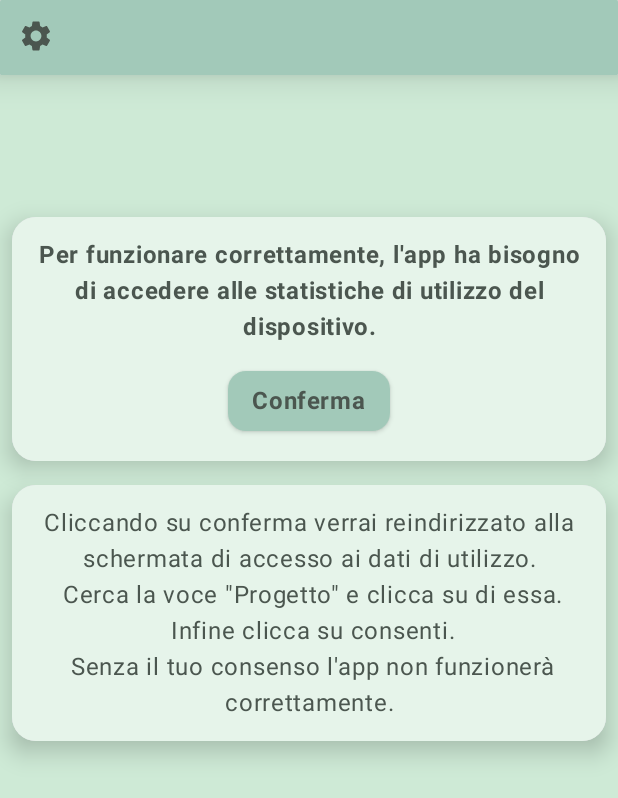
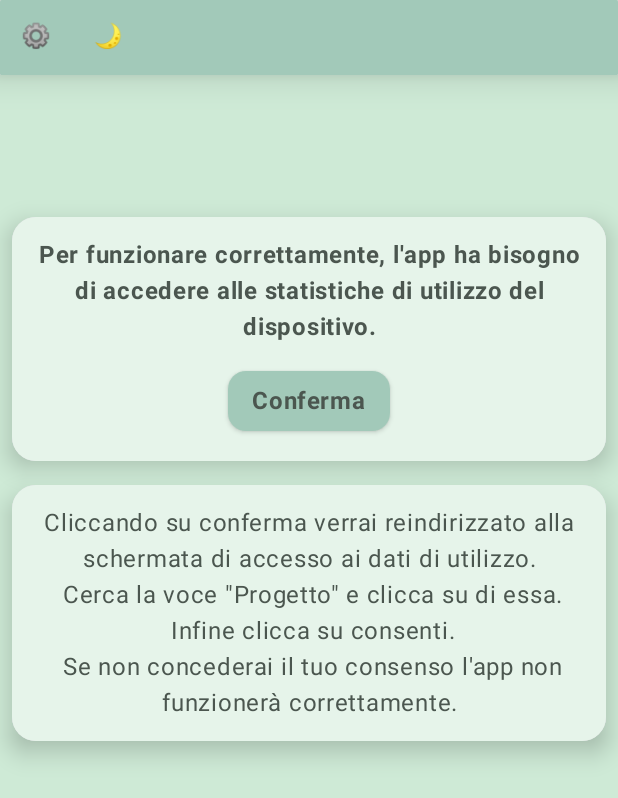
Before and after one commit to gabrielefuoco/tirocinio, an Android app built with Jetpack Compose: the screen it shows after launch (MainActivity), on a phone screen of 412 x 824 dp. Shown: the top 798 px of the screen. Run offline under Robolectric (Android 15) with nearby library versions, the phone set to English and light mode, and no system bars; libraries missing offline, so code that uses them is left out: com.chaquo.python; 5 statements that could not run were skipped.

Commit message:
progetto tirocinio

```diff
--- a/app/build.gradle
+++ b/app/build.gradle
@@ -69,8 +69,8 @@ android {
 
 apply plugin: "kotlin-kapt"
 dependencies {
-    implementation "androidx.work:work-runtime-ktx:2.7.1"
-
+    implementation "androidx.work:work-runtime-ktx:2.8.1"
+    implementation "io.coil-kt:coil-compose:2.4.0"
     implementation 'androidx.core:core-ktx:1.8.0'
     implementation 'androidx.lifecycle:lifecycle-runtime-ktx:2.3.1'
     implementation 'androidx.activity:activity-compose:1.5.1'
--- a/app/src/main/java/com/progetto/stats/MainActivity.kt
+++ b/app/src/main/java/com/progetto/stats/MainActivity.kt
@@ -1,36 +1,40 @@
 package com.progetto.stats
 
+import android.content.Intent
 import android.os.Bundle
 import androidx.activity.ComponentActivity
 import androidx.activity.compose.setContent
-import com.chaquo.python.Python
-import com.chaquo.python.android.AndroidPlatform
 import com.progetto.stats.ui.pages.MainBody
 import com.progetto.stats.util.Helper
-import com.progetto.stats.util.db.CalculatedDBStats
-import com.progetto.stats.util.db.Db_Stats
 
 
 class MainActivity : ComponentActivity() {
-    val calculatedDBStats = CalculatedDBStats(this, null)
-    var usageStatsList=mutableListOf<Db_Stats<String, Long, Long, Long,String>>()
+    val helper=Helper(this)
 
     override fun onCreate(savedInstanceState: Bundle?) {
         super.onCreate(savedInstanceState)
         setContent {
             MainBody(this).scaffold()
         }
-        if( !Python.isStarted() ) {
-            Python.start( AndroidPlatform( this ) )
-        }
-        Helper(this).schedulePeriodicAddToDBWorker()
-        usageStatsList= calculatedDBStats.getAllUsageStats().toMutableList()
 
+
+        helper.startPython()
+
+        helper.schedulePeriodicAddToDBWorker()
+
+
+    }
+
+    //se esiste un'istanza dell'attività  in cima all'attuale task
+    // andorid invierà i dati dell'intent tramite questa fun
+    override fun onNewIntent(intent: Intent?) {
+        super.onNewIntent(intent)
+        helper.schedulePeriodicAddToDBWorker()
     }
 
     override fun onResume(){
         super.onResume()
-        if(Helper(this).permissionCheck()){
+        if(helper.permissionCheck()){
             setContent {
                 MainBody(this).scaffold()
             }
--- a/app/src/main/java/com/progetto/stats/ui/pages/FirstLogin.kt
+++ b/app/src/main/java/com/progetto/stats/ui/pages/FirstLogin.kt
@@ -86,7 +86,7 @@ object FirstLogin {
                 ) {
                     Text(
                         text = "Cliccando su conferma verrai reindirizzato alla schermata di accesso ai dati di utilizzo.\n Cerca la voce \"Progetto\" " +
-                                "e clicca su di essa.\n Infine clicca su consenti.\n Senza il tuo consenso l'app non funzionerà correttamente.",
+                                "e clicca su di essa.\n Infine clicca su consenti.\n Se non concederai il tuo consenso l'app non funzionerà correttamente.",
                         style = MaterialTheme.typography.bodyLarge,
                         textAlign = TextAlign.Center,
                         modifier = Modifier.fillMaxWidth()
--- a/app/src/main/java/com/progetto/stats/ui/pages/MainBody.kt
+++ b/app/src/main/java/com/progetto/stats/ui/pages/MainBody.kt
@@ -30,7 +30,6 @@ import androidx.compose.material.IconButton
 import androidx.compose.material.icons.Icons
 import androidx.compose.material.icons.filled.KeyboardArrowDown
 import androidx.compose.material.icons.filled.KeyboardArrowUp
-import androidx.compose.material.icons.filled.Settings
 import androidx.compose.material3.Card
 import androidx.compose.material3.CardDefaults
 import androidx.compose.material3.ExperimentalMaterial3Api
@@ -66,17 +65,21 @@ class MainBody(val context: Context) {
     val packageManager: PackageManager = context.getPackageManager()
     val calculatedDBStats = CalculatedDBStats(context, null)
 
-
-
-
-
+    @Composable
+    fun body(loginPage : Boolean = false){
+        if(!Helper(context).permissionCheck()||loginPage){
+            FirstLogin.firstLoginPage(context = context)}
+        else if (Build.VERSION.SDK_INT >= Build.VERSION_CODES.Q && !loginPage) {
+            StatsList()
+        }
+    }
 
     @SuppressLint("UnusedMaterial3ScaffoldPaddingParameter")
     @OptIn(ExperimentalMaterial3Api::class)
     @Composable
     fun scaffold(){
         var darkTheme by rememberSaveable { mutableStateOf(false) }
-
+        var loginPage by rememberSaveable { mutableStateOf(false)}
         ProgettoTheme(darkTheme = darkTheme){
             Surface(
                 modifier = Modifier.fillMaxSize(),
@@ -84,13 +87,17 @@ class MainBody(val context: Context) {
             ) {
                 Scaffold(
                     topBar = {
-                        TopBar(onClick = { darkTheme = !darkTheme })
-                    }
+                        TopBar(onClick = {
+                            loginPage = !loginPage
+                        },
+                            onClick2 = {darkTheme = !darkTheme},
+                            darkTheme=darkTheme
+                        )}
 
                 ) {it->
                     Column {
                         Spacer(modifier = Modifier.padding(vertical = (it.calculateTopPadding()/3)*2 ))
-                        body()
+                        body(loginPage=loginPage)
                     }
                 }
             }
@@ -98,7 +105,7 @@ class MainBody(val context: Context) {
     }
 
     @Composable
-    fun TopBar(onClick: () -> Unit ) {
+    fun TopBar(onClick: () -> Unit, onClick2: () -> Unit , darkTheme: Boolean=false) {
         Card(
             shape = RoundedCornerShape(1.dp),
             elevation = CardDefaults.cardElevation(
@@ -113,23 +120,17 @@ class MainBody(val context: Context) {
             ) {
                 IconButton(onClick = onClick, modifier = Modifier)
                 {
-                    Icon(Icons.Filled.Settings, contentDescription = "", tint = MaterialTheme.colorScheme.onSurface)
+                    Text(text = "⚙️")
                 }
-
-
+                IconButton(onClick = onClick2, modifier = Modifier)
+                {
+                   if(!darkTheme)Text(text = "\uD83C\uDF19") else Text(text = "☀️")
+                     }
             }
         }
     }
 
-    @Composable
-    fun body(){
-        if(!Helper(context).permissionCheck()){
-            FirstLogin.firstLoginPage(context = context)}
-        else if (Build.VERSION.SDK_INT >= Build.VERSION_CODES.Q) {
-            StatsList()
-        }
 
-    }
 
     @Composable
     fun batteriaCard() {
@@ -166,7 +167,10 @@ class MainBody(val context: Context) {
                 }
             }
 
-            Column (modifier= Modifier.padding(12.dp).align(Alignment.BottomStart), ){
+            //DA MODIFICARE COI VALORI CALCOLATI
+            Column (modifier= Modifier
+                .padding(12.dp)
+                .align(Alignment.BottomStart), ){
                 Row( verticalAlignment = Alignment.Bottom) {
                     Text(text ="8", color = Color.White,fontSize = 54.sp, modifier = Modifier.alignBy(
                         FirstBaseline
@@ -282,7 +286,6 @@ class MainBody(val context: Context) {
                 }
                 if (expanded) {
                     if(foregroundTimeInMillis!=0L){
-
                         Text(
                             text = "Tempo in primo piano: $foregroundTimeInMinutes minuti e $foregroundTimeInSeconds secondi",
                             color = MaterialTheme.colorScheme.onSurface,
--- a/app/src/main/java/com/progetto/stats/util/BatteryData.kt
+++ b/app/src/main/java/com/progetto/stats/util/BatteryData.kt
@@ -38,8 +38,8 @@ object BatteryData {
 
     fun getBatteryPercentage(context: Context): Int {
         val batteryManager = context.getSystemService(ComponentActivity.BATTERY_SERVICE) as BatteryManager
-        val batteryInfo = batteryManager.getIntProperty(BatteryManager.BATTERY_PROPERTY_CAPACITY)
-        return batteryInfo
+        val batteryPercentage = batteryManager.getIntProperty(BatteryManager.BATTERY_PROPERTY_CAPACITY)
+        return batteryPercentage
     }
 
 
--- a/app/src/main/java/com/progetto/stats/util/Helper.kt
+++ b/app/src/main/java/com/progetto/stats/util/Helper.kt
@@ -5,15 +5,19 @@ import android.content.Context
 import android.content.pm.PackageManager
 import android.util.Log
 import androidx.activity.ComponentActivity
+import androidx.work.BackoffPolicy
+import androidx.work.Constraints
 import androidx.work.ExistingPeriodicWorkPolicy
 import androidx.work.PeriodicWorkRequestBuilder
 import androidx.work.WorkManager
 import com.chaquo.python.PyObject
 import com.chaquo.python.Python
+import com.chaquo.python.android.AndroidPlatform
 import com.progetto.stats.util.db.AddToDBWorker
 import java.util.concurrent.TimeUnit
 
 class Helper(val context: Context) {
+     val INTERVALLOCAMPIONAMENTO:Long =15
 
     fun permissionCheck():Boolean{
         try {
@@ -31,7 +35,8 @@ class Helper(val context: Context) {
         }
     }
 
-    fun provaSK(){
+
+    fun provaScikitLearn(){
         val python = Python.getInstance()
         val pythonFile = python.getModule("prova")
         val calcolaErroreMedioAssoluto = pythonFile.callAttr("calcola_errore_medio_assoluto") as PyObject
@@ -41,9 +46,25 @@ class Helper(val context: Context) {
 
 
     fun schedulePeriodicAddToDBWorker() {
-        val addToDBWorkRequest = PeriodicWorkRequestBuilder<AddToDBWorker>(15, TimeUnit.MINUTES).build()
+        val constraints = Constraints.Builder()
+            .setRequiresCharging(true)
+            .build()
+
+        val addToDBWorkRequest = PeriodicWorkRequestBuilder<AddToDBWorker>(INTERVALLOCAMPIONAMENTO, TimeUnit.MINUTES)
+            .setConstraints(constraints)
+            .setBackoffCriteria(
+                BackoffPolicy.LINEAR,
+                1, TimeUnit.MINUTES)
+            .build()
+
         WorkManager.getInstance(context)
-            .enqueueUniquePeriodicWork("addToDBWork", ExistingPeriodicWorkPolicy.KEEP, addToDBWorkRequest)
+            .enqueueUniquePeriodicWork("addToDBWorker", ExistingPeriodicWorkPolicy.KEEP, addToDBWorkRequest)
+    }
+
+    fun startPython(){
+        if( !Python.isStarted() ) {
+            Python.start( AndroidPlatform( context ) )
+        }
     }
 
 }
--- a/app/src/main/java/com/progetto/stats/util/UsageStats.kt
+++ b/app/src/main/java/com/progetto/stats/util/UsageStats.kt
@@ -11,6 +11,7 @@ import java.util.Calendar
 object UsageStats {
 
 
+    //restituisce tutte le statistiche di utilizzo delle ultime 24 ore circa
     @RequiresApi(Build.VERSION_CODES.Q)
     fun getUsageStatsList(context: Context): Map<String, UsageStats> {
         val usm = context.getSystemService(Context.USAGE_STATS_SERVICE) as UsageStatsManager
@@ -29,6 +30,7 @@ object UsageStats {
 
 
 /*
+        DEPRECATO PERCHE' NON RIESCO A CALCOLARE IL TEMPO IN BACKGROUND
         fun getAppStats(context: Context, minuti: Int = 60): List<Db_Stats<String, Long, Long, Long, String>> {
         val foregroundStats = getAppInForeground(context, minuti)
         val backgroundStats = getAppInBackground(context, minuti)
--- a/app/src/main/java/com/progetto/stats/util/db/CalculatedDBStats.kt
+++ b/app/src/main/java/com/progetto/stats/util/db/CalculatedDBStats.kt
@@ -28,7 +28,6 @@ class CalculatedDBStats(context: Context, factory: SQLiteDatabase.CursorFactory?
 
     fun addUsageStats(appName: String, totalTimeInForeground: Long, totalTimeInBackground: Long, lastTimeStamp: Long, packageName: String) {
         val db = this.writableDatabase
-        var stats: Db_Stats<String, Long, Long, Long,String>
         db.use { db ->
             val cursor = db.rawQuery("SELECT * FROM $TABLE_NAME WHERE $APP_NAME_COL = ?", arrayOf(appName))
             cursor.use { cursor ->
--- a/app/src/main/java/com/progetto/stats/util/db/DBStats.kt
+++ b/app/src/main/java/com/progetto/stats/util/db/DBStats.kt
@@ -28,7 +28,6 @@ class DBStats(context: Context, factory: SQLiteDatabase.CursorFactory?) :
 
     fun addUsageStats(appName: String, totalTimeInForeground: Long, totalTimeInBackground: Long, lastTimeStamp: Long, packageName: String) {
         val db = this.writableDatabase
-        var stats: Db_Stats<String, Long, Long, Long,String>
         db.use { db ->
             val cursor = db.rawQuery("SELECT * FROM $TABLE_NAME WHERE $APP_NAME_COL = ?", arrayOf(appName))
             cursor.use { cursor ->
--- a/app/src/main/res/values/colors.xml
+++ b/app/src/main/res/values/colors.xml
@@ -3,6 +3,7 @@
     <color name="purple_200">#FFBB86FC</color>
     <color name="purple_500">#FF6200EE</color>
     <color name="purple_700">#FF3700B3</color>
+    <color name="green_900">#1B5E20</color>
     <color name="teal_200">#FF03DAC5</color>
     <color name="teal_700">#FF018786</color>
     <color name="black">#FF000000</color>
--- a/app/src/main/res/values/themes.xml
+++ b/app/src/main/res/values/themes.xml
@@ -1,5 +1,8 @@
 <?xml version="1.0" encoding="utf-8"?>
 <resources>
 
-    <style name="Theme.Progetto" parent="android:Theme.Material.Light.NoActionBar" />
+
+    <style name="Theme.Progetto" parent="android:Theme.Material.Light.NoActionBar">
+
+    </style>
 </resources>
```
Also changed, not shown: app/src/main/AndroidManifest.xml (+7 -0 lines), app/src/main/java/com/progetto/stats/util/CSVWriter.kt (+9 -2 lines), app/src/main/java/com/progetto/stats/util/db/AddToDBWorker.kt (+37 -9 lines).
